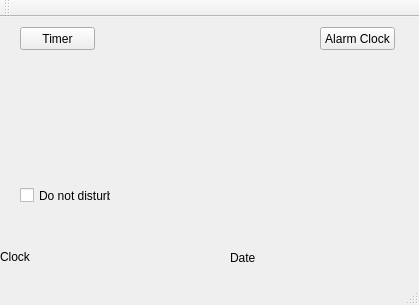
Old version of the form lab3_2/mainwindow.ui in the repository AndrikB/2-Course.
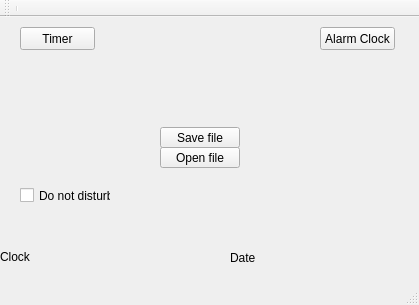
New version of the form.

Diff of the .ui file:
```diff
--- a/lab3_2/mainwindow.ui
+++ b/lab3_2/mainwindow.ui
@@ -79,6 +79,32 @@
      <string>Do not disturb</string>
     </property>
    </widget>
+   <widget class="QPushButton" name="Save_as">
+    <property name="geometry">
+     <rect>
+      <x>160</x>
+      <y>110</y>
+      <width>80</width>
+      <height>21</height>
+     </rect>
+    </property>
+    <property name="text">
+     <string>Save file</string>
+    </property>
+   </widget>
+   <widget class="QPushButton" name="open_file">
+    <property name="geometry">
+     <rect>
+      <x>160</x>
+      <y>130</y>
+      <width>80</width>
+      <height>21</height>
+     </rect>
+    </property>
+    <property name="text">
+     <string>Open file</string>
+    </property>
+   </widget>
   </widget>
   <widget class="QMenuBar" name="menuBar">
    <property name="geometry">
@@ -95,8 +121,9 @@
     <enum>TopToolBarArea</enum>
    </attribute>
    <attribute name="toolBarBreak">
-    <bool>false</bool>
+    <bool>true</bool>
    </attribute>
+   <addaction name="separator"/>
   </widget>
   <widget class="QStatusBar" name="statusBar"/>
  </widget>
```
